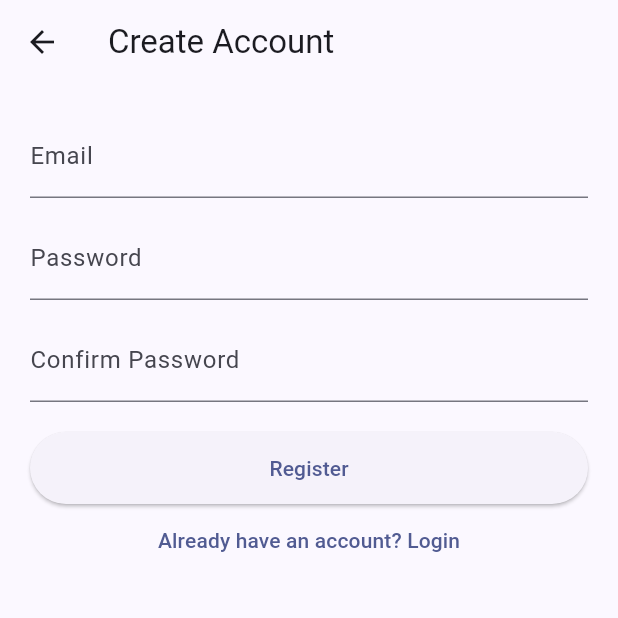
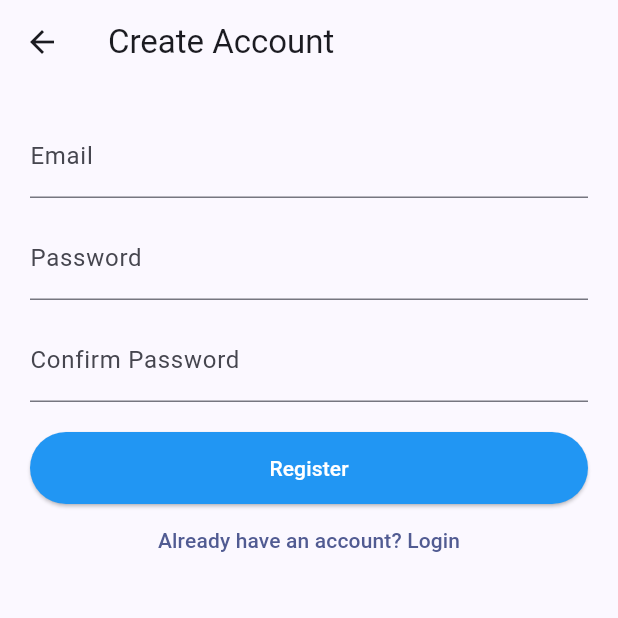
Before and after one commit to 56474-MJN/Flutter-Project, a Flutter app: the screen it shows after launch, after a tap on "Register", on a phone screen of 412 x 824 dp, the top half of it. Run offline on Flutter 3.47's test engine with Material 3 defaults, Android fonts, the phone set to English and light mode, and no system bars; our stand-ins replace firebase_auth, firebase_core; accounts and stored records are empty; network calls fail.

Commit message:
Improve interface

```diff
--- a/lib/screens/Home.dart
+++ b/lib/screens/Home.dart
@@ -66,13 +66,19 @@ class _HomeDashboardState extends State<HomeDashboard> {
             const SizedBox(height: 8),
             ...DemoData.assignments.take(3).map((a) {
               return Card(
+                color: const Color(0xFFF4F1FF),
                 margin: const EdgeInsets.only(bottom: 10),
-                shape: RoundedRectangleBorder(borderRadius: BorderRadius.circular(12)),
+                shape: RoundedRectangleBorder(
+                  borderRadius: BorderRadius.circular(12),
+                ),
                 child: ListTile(
-                  leading: Icon(Icons.assignment, color: Theme.of(context).colorScheme.primary),
+                  leading: Icon(Icons.assignment,
+                      color: Theme.of(context).colorScheme.primary),
                   title: Text(a['title']),
                   subtitle: Text('Due: ${a['dueLabel']}'),
-                  trailing: a['completed'] ? const Icon(Icons.check_circle, color: Colors.green) : null,
+                  trailing: a['completed']
+                      ? const Icon(Icons.check_circle, color: Colors.green)
+                      : null,
                 ),
               );
             }).toList(),
@@ -91,11 +97,13 @@ class _OverviewCard extends StatelessWidget {
   @override
   Widget build(BuildContext context) {
     return Card(
+      color: const Color(0xFFF4F1FF),
       shape: RoundedRectangleBorder(borderRadius: BorderRadius.circular(14)),
       elevation: 3,
       child: Padding(
         padding: const EdgeInsets.symmetric(vertical: 16, horizontal: 12),
-        child: Column(crossAxisAlignment: CrossAxisAlignment.start, children: [
+        child: Column(crossAxisAlignment: CrossAxisAlignment.start,
+            children: [
           Text(title, style: Theme.of(context).textTheme.bodyMedium),
           const SizedBox(height: 8),
           Text(value, style: Theme.of(context).textTheme.headlineSmall),
@@ -122,7 +130,8 @@ class _ActionTile extends StatelessWidget {
         child: Padding(
           padding: const EdgeInsets.symmetric(vertical: 18, horizontal: 12),
           child: Column(mainAxisAlignment: MainAxisAlignment.center, children: [
-            Icon(icon, size: 34, color: Theme.of(context).colorScheme.primary),
+            Icon(icon, size: 34,
+                color: Theme.of(context).colorScheme.primary),
             const SizedBox(height: 8),
             Text(label),
           ]),
--- a/lib/screens/login.dart
+++ b/lib/screens/login.dart
@@ -91,9 +91,16 @@ class _LoginScreenState extends State<LoginScreen> {
                       width: double.infinity,
                       height: 48,
                       child: ElevatedButton(
+                        style: ElevatedButton.styleFrom(
+                          backgroundColor: Colors.blue,
+                          foregroundColor: Colors.white,
+                          shape: RoundedRectangleBorder(
+                            borderRadius: BorderRadius.circular(30),
+                          ),
+                        ),
                         onPressed: loading ? null : _login,
                         child: loading
-                            ? const CircularProgressIndicator()
+                            ? const CircularProgressIndicator(color: Colors.white)
                             : const Text('Sign In'),
                       ),
                     ),
--- a/lib/screens/register.dart
+++ b/lib/screens/register.dart
@@ -83,12 +83,20 @@ class _RegisterScreenState extends State<RegisterScreen> {
               width: double.infinity,
               height: 48,
               child: ElevatedButton(
+                style: ElevatedButton.styleFrom(
+                  backgroundColor: Colors.blue,
+                  foregroundColor: Colors.white,
+                  shape: RoundedRectangleBorder(
+                    borderRadius: BorderRadius.circular(30),
+                  ),
+                ),
                 onPressed: loading ? null : _register,
                 child: loading
-                    ? const CircularProgressIndicator()
+                    ? const CircularProgressIndicator(color: Colors.white)
                     : const Text("Register"),
               ),
             ),
+
 
             TextButton(
               onPressed: () {
```
Also changed, not shown: 2 other files.
